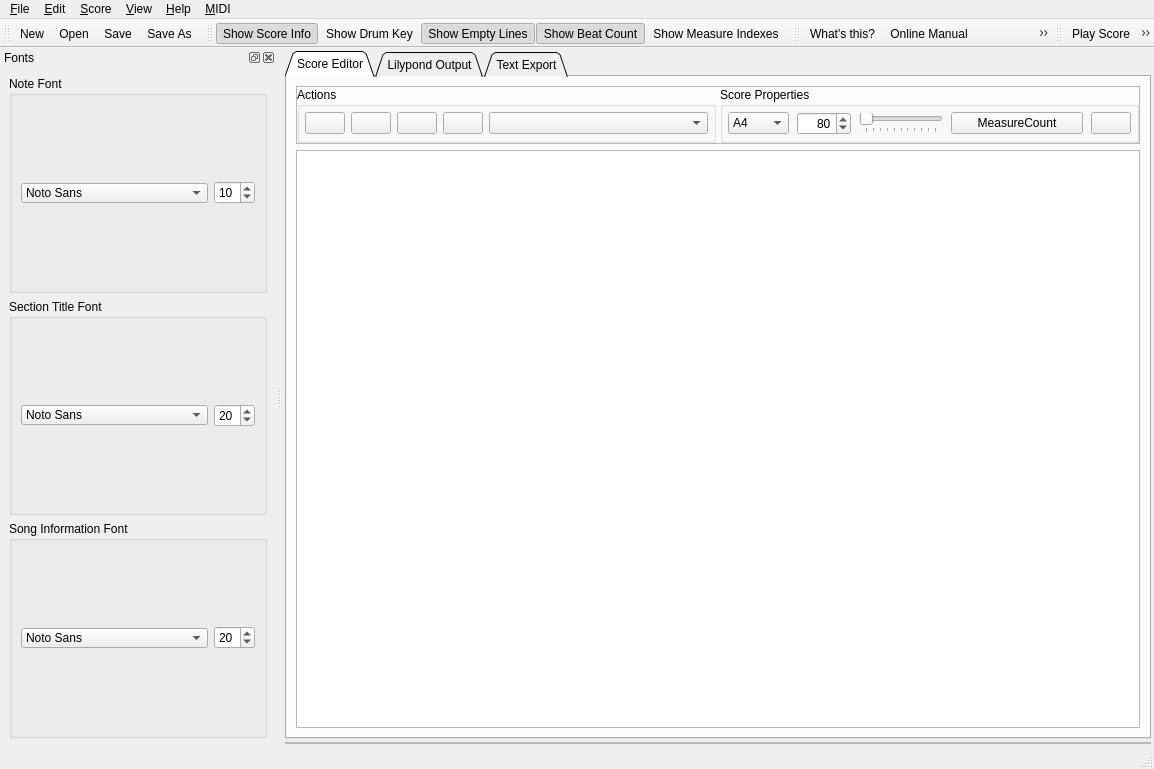
The window that src/GUI/drumburp.ui (Whatang/DrumBurp) describes before a commit, drawn with Qt 5.
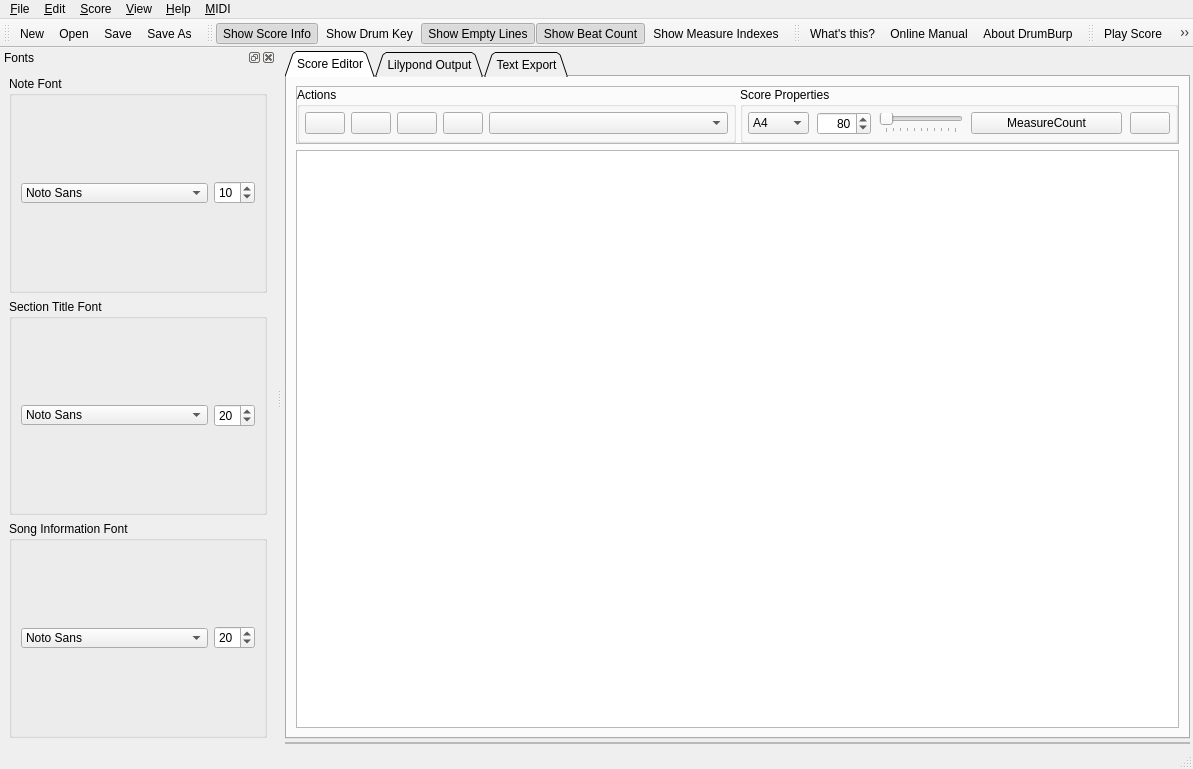
The same window after the commit. Icons and pictures are not drawn. Custom widgets are drawn as their Qt base class.

Commit message: Connect buttons in score editor window to appropriate actions.

```diff
--- a/src/GUI/drumburp.ui
+++ b/src/GUI/drumburp.ui
@@ -6,7 +6,7 @@
    <rect>
     <x>0</x>
     <y>0</y>
-    <width>1154</width>
+    <width>1193</width>
     <height>769</height>
    </rect>
   </property>
@@ -895,7 +895,7 @@
     <rect>
      <x>0</x>
      <y>0</y>
-     <width>1154</width>
+     <width>1193</width>
      <height>31</height>
     </rect>
    </property>
```
Left out of the diff: 160 changed lines with no effect on the pictures. The commit also changes 1 other file.
